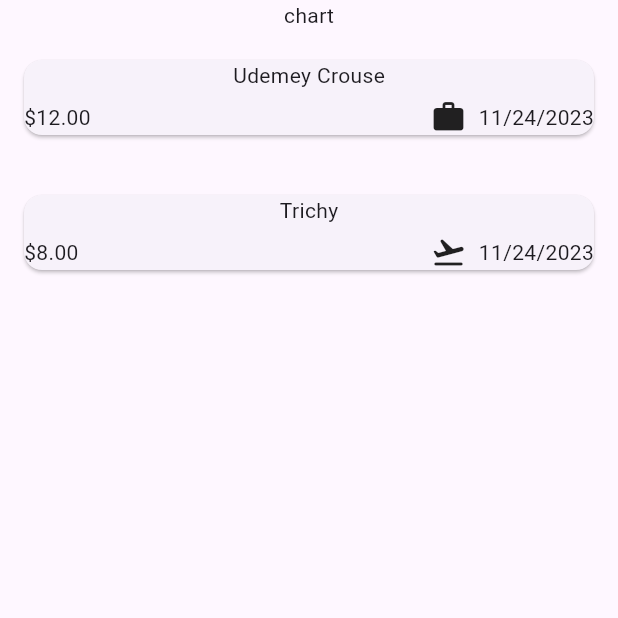
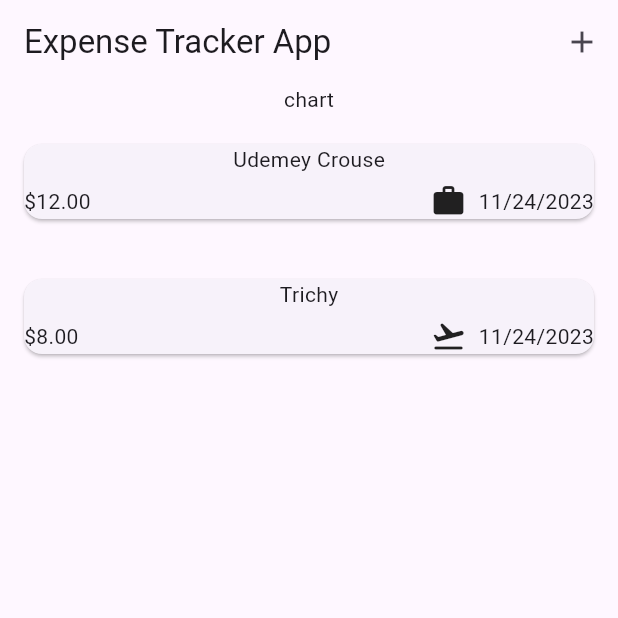
Before and after one commit to mk8270/-expense-tracker, a Flutter app: the screen it shows after launch, on a phone screen of 412 x 824 dp, the top half of it. Run offline on Flutter 3.47's test engine with Material 3 defaults, Android fonts, the phone set to English and light mode, and no system bars.

Commit message:
showModalBottomSheet

```diff
--- a/lib/expenses.dart
+++ b/lib/expenses.dart
@@ -25,9 +25,25 @@ class _ExpensesState extends State<Expenses> {
     )
   ];
 
+  void bottomShetts() {
+    showModalBottomSheet(
+      context: context,
+      builder: (ctx) => const Text('Bottom Shetts'),
+    );
+  }
+
   @override
   Widget build(BuildContext context) {
     return Scaffold(
+      appBar: AppBar(
+        title: const Text('Expense Tracker App'),
+        actions: [
+          IconButton(
+            onPressed: bottomShetts,
+            icon: const Icon(Icons.add),
+          ),
+        ],
+      ),
       body: Column(
         children: [
           const Text('chart'),
```
